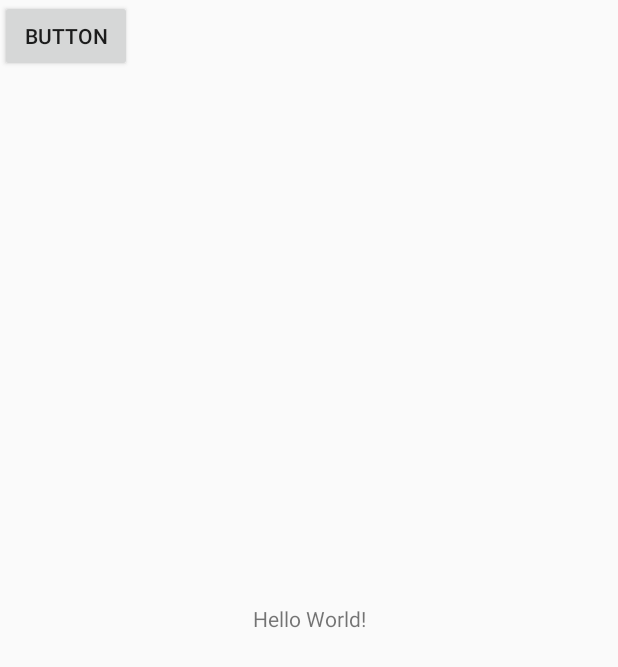
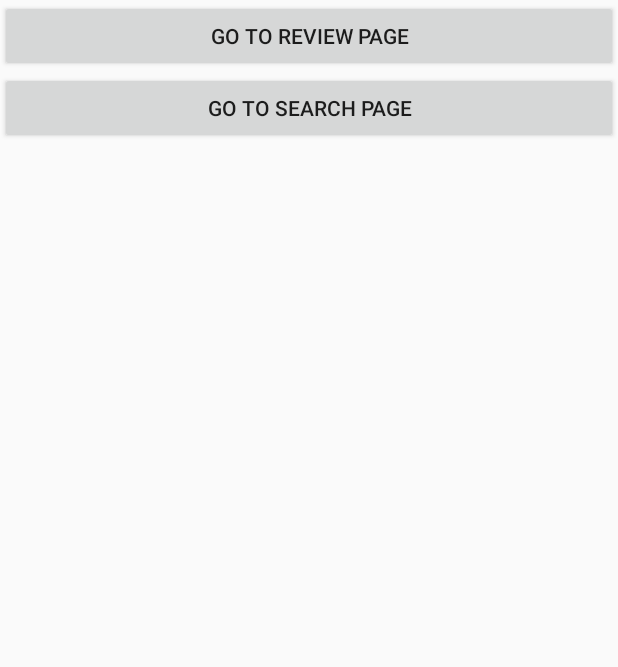
Before and after one commit to yinjing2/CS465_Menugram, an Android app: the screen it shows after launch (MainActivity), on a phone screen of 412 x 824 dp. Shown: the top 667 px of the screen. Run offline under Robolectric (Android 15) with nearby library versions, the phone set to English and light mode, and no system bars.

Commit message:
Search Activity. Text View and Search Bar. Firebase API Connection. Changes to Main activity. New string values in strings.xml. A playground Maps Activity. Gradle build includes a third party FirebaseUI package which is for the future to use a Recycler View instead of a regular list.

```diff
--- a/app/build.gradle
+++ b/app/build.gradle
@@ -1,11 +1,12 @@
 apply plugin: 'com.android.application'
+apply plugin: 'com.google.gms.google-services'
 
 android {
     compileSdkVersion 29
     buildToolsVersion "29.0.2"
     defaultConfig {
         applicationId "com.example.cs465_menugram"
-        minSdkVersion 15
+        minSdkVersion 16
         targetSdkVersion 29
         versionCode 1
         versionName "1.0"
@@ -24,9 +25,12 @@ dependencies {
     implementation fileTree(dir: 'libs', include: ['*.jar'])
     implementation 'androidx.appcompat:appcompat:1.0.2'
     implementation 'androidx.constraintlayout:constraintlayout:1.1.3'
+    implementation 'com.google.firebase:firebase-database:16.0.4'
     testImplementation 'junit:junit:4.12'
     androidTestImplementation 'androidx.test.ext:junit:1.1.0'
     androidTestImplementation 'androidx.test.espresso:espresso-core:3.1.1'
     implementation 'net.gotev:uploadservice:2.1'
     implementation 'com.android.support:support-annotations:28.0.0'
+    implementation 'com.google.android.gms:play-services-maps:16.1.0'
+    implementation 'com.firebaseui:firebase-ui-database:6.1.0'
 }
--- a/app/src/main/java/com/example/cs465_menugram/MainActivity.java
+++ b/app/src/main/java/com/example/cs465_menugram/MainActivity.java
@@ -2,6 +2,7 @@ package com.example.cs465_menugram;
 
 import android.content.Intent;
 import android.os.Bundle;
+import android.util.Log;
 import android.view.View;
 import android.widget.Button;
 import android.widget.Toast;
@@ -11,7 +12,9 @@ import androidx.appcompat.app.AppCompatActivity;
 public class MainActivity extends AppCompatActivity implements View.OnClickListener {
     public static boolean true_clicked = false;
     public static boolean false_clicked = false;
+
     private Button reviewButton;
+    private Button searchButton;
 
     @Override
     protected void onCreate(Bundle savedInstanceState) {
@@ -19,8 +22,10 @@ public class MainActivity extends AppCompatActivity implements View.OnClickListe
         setContentView(R.layout.activity_main);
 
         reviewButton = (Button) findViewById(R.id.button);
+        searchButton = (Button) findViewById(R.id.search_page_button);
 
         reviewButton.setOnClickListener(this);
+        searchButton.setOnClickListener(this);
     }
 
     public void onClick(View v) {
@@ -29,6 +34,11 @@ public class MainActivity extends AppCompatActivity implements View.OnClickListe
             Intent intent = new Intent(this, ReviewActivity.class);
             intent.putExtra("is_True", "true");
             startActivity(intent);
+        } else if(v.getId() == R.id.search_page_button) {
+            Log.d("MAIN_ACTIVITY","detected search_page_button id");
+            Intent intent = new Intent(MainActivity.this, SearchActivity.class);
+            Log.d("MAIN_ACTIVITY", "Created intent for Search activity");
+            startActivity(intent);
         }
     }
 }
--- a/app/src/main/res/layout/activity_main.xml
+++ b/app/src/main/res/layout/activity_main.xml
@@ -6,21 +6,30 @@
     android:layout_height="match_parent"
     tools:context=".MainActivity">
 
-    <TextView
-        android:layout_width="wrap_content"
-        android:layout_height="wrap_content"
-        android:text="Hello World!"
-        app:layout_constraintBottom_toBottomOf="parent"
-        app:layout_constraintLeft_toLeftOf="parent"
-        app:layout_constraintRight_toRightOf="parent"
-        app:layout_constraintTop_toTopOf="parent" />
+    <LinearLayout
+        android:layout_width="match_parent"
+        android:layout_height="match_parent"
+        android:orientation="vertical">
 
-    <Button
-        android:id="@+id/button"
-        android:layout_width="wrap_content"
-        android:layout_height="wrap_content"
-        android:text="Button"
-        tools:layout_editor_absoluteX="161dp"
-        tools:layout_editor_absoluteY="341dp" />
+
+        <Button
+            android:id="@+id/button"
+            android:layout_width="match_parent"
+            android:layout_height="wrap_content"
+            android:text="@string/review_button_main_activity" />
+
+        <Button
+            android:id="@+id/search_page_button"
+            android:layout_width="match_parent"
+            android:layout_height="wrap_content"
+            android:text="@string/search_button_main_activity">
+
+        </Button>
+
+    </LinearLayout>
+
+
+
+
 
 </androidx.constraintlayout.widget.ConstraintLayout>
--- a/app/src/main/res/values/strings.xml
+++ b/app/src/main/res/values/strings.xml
@@ -1,3 +1,7 @@
 <resources>
     <string name="app_name">CS465_Menugram</string>
+    <string name="search_button_main_activity">Go to Search Page</string>
+    <string name="review_button_main_activity">Go to Review Page</string>
+    <string name="search_button_search_activity">Search button</string>
+    <string name="title_activity_maps">Map</string>
 </resources>
--- a/build.gradle
+++ b/build.gradle
@@ -8,6 +8,7 @@ buildscript {
     }
     dependencies {
         classpath 'com.android.tools.build:gradle:3.5.1'
+        classpath 'com.google.gms:google-services:4.2.0'
 
         // NOTE: Do not place your application dependencies here; they belong
         // in the individual module build.gradle files
```
Also changed, not shown: app/src/debug/res/values/google_maps_api.xml (added, +24 -0 lines), app/src/main/AndroidManifest.xml (+29 -2 lines), app/src/main/java/com/example/cs465_menugram/MapsActivity.java (added, +47 -0 lines), app/src/main/java/com/example/cs465_menugram/SearchActivity.java (+81 -1 lines), app/src/main/res/layout/activity_maps.xml (added, +9 -0 lines), app/src/main/res/layout/search.xml (added, +27 -0 lines), 1 other file.
